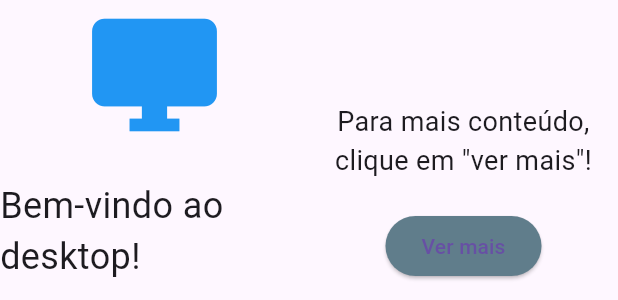
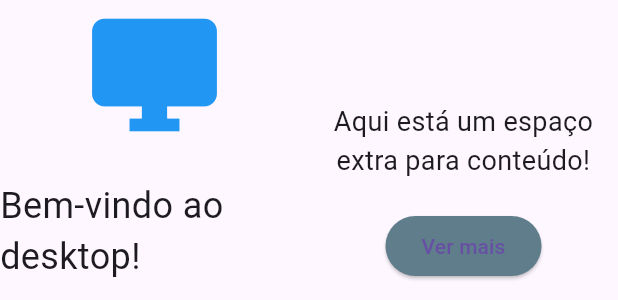
Before and after one commit to xBR3NOx/Meu-primeiro-app-web, a Flutter app: the LargeScreen widget shown alone on an empty page, opened directly, on a phone screen of 412 x 824 dp. Shown: the part 426-726 px from the top of the screen. Run offline on Flutter 3.47's test engine with Material 3 defaults, Android fonts, the phone set to English and light mode, and no system bars.

Commit message:
Update main.dart

```diff
--- a/lib/main.dart
+++ b/lib/main.dart
@@ -126,7 +126,7 @@ class LargeScreen extends StatelessWidget {
               mainAxisAlignment: MainAxisAlignment.center,
               children: [
                 Text(
-                  'Para mais conteúdo, clique em "ver mais"!',
+                  'Aqui está um espaço extra para conteúdo!',
                   style: TextStyle(fontSize: 18),
                   textAlign: TextAlign.center,
                 ),
```
